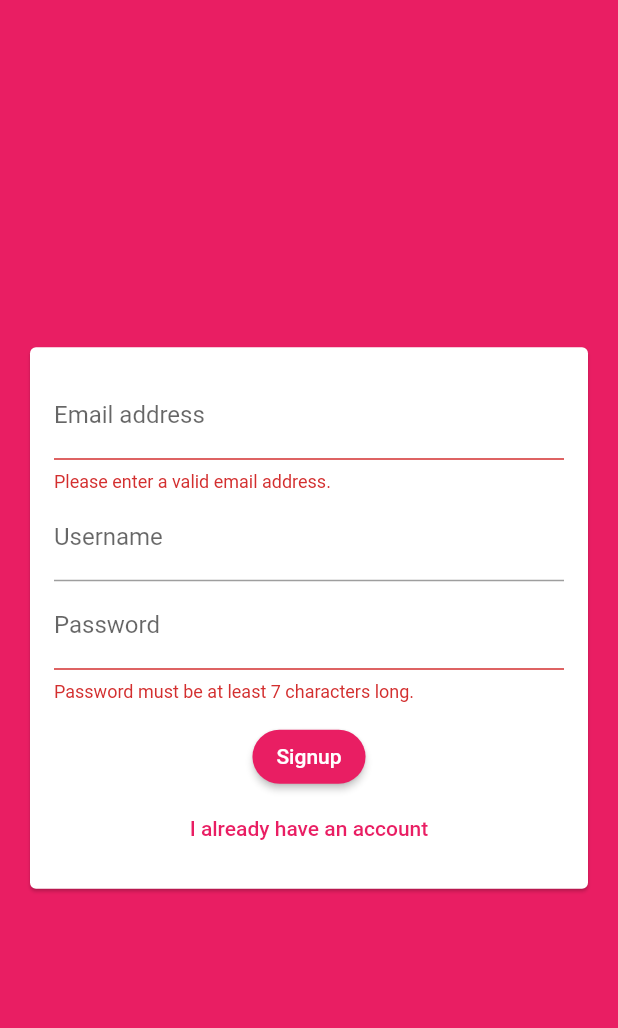
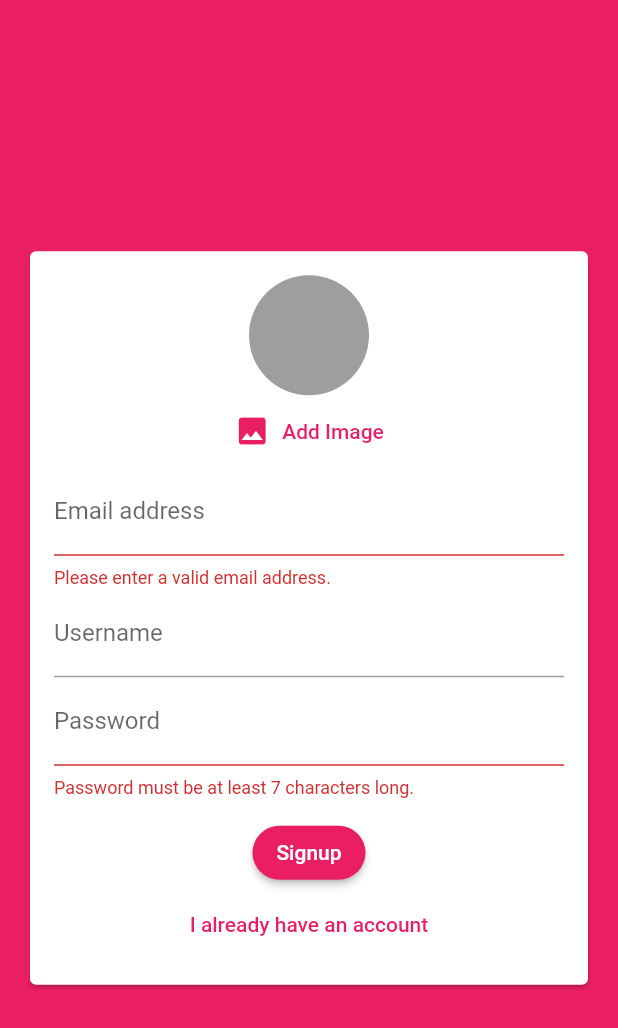
Before and after one commit to realryankim/flutter-chatting-app, a Flutter app: the screen it shows after launch, after a tap on "Login", after a tap on "Create new account", on a phone screen of 412 x 824 dp. Shown: the top 1028 px of the screen. Run offline on Flutter 3.47's test engine with Material 2 defaults, Android fonts, the phone set to English and light mode, and no system bars; our stand-ins replace cloud_firestore, firebase_auth, firebase_core, get, image_picker; accounts and stored records are empty.

Commit message:
add image_picker

```diff
--- a/lib/src/bindings/binding.dart
+++ b/lib/src/bindings/binding.dart
@@ -1,5 +1,6 @@
 import 'package:flutter_chatting_app/src/controllers/auth_controller.dart';
 import 'package:flutter_chatting_app/src/controllers/chat_controller.dart';
+import 'package:flutter_chatting_app/src/controllers/image_picker_controller.dart';
 import 'package:get/get.dart';
 
 class Binding implements Bindings {
@@ -7,5 +8,6 @@ class Binding implements Bindings {
   void dependencies() {
     Get.lazyPut(() => AuthController());
     Get.lazyPut(() => ChatController());
+    Get.lazyPut(() => ImagePickerController());
   }
 }
--- /dev/null
+++ b/lib/src/controllers/image_picker_controller.dart
@@ -0,0 +1,25 @@
+import 'dart:io';
+import 'package:get/get.dart';
+import 'package:image_picker/image_picker.dart';
+
+class ImagePickerController extends GetxController {
+  File? pickedImageFile;
+
+  @override
+  void onInit() {
+    super.onInit();
+  }
+
+  void _pickImage() async {
+    final picker = ImagePicker();
+    // final pickedImage = await picker.pickImage(source: ImageSource.gallery);
+    final pickedImage = await picker.pickImage(source: ImageSource.camera);
+    if (pickImage != null) {
+      pickedImageFile = File(pickedImage!.path);
+    }
+
+    update();
+  }
+
+  void Function() get pickImage => _pickImage;
+}
--- a/lib/src/widgets/auth/auth_form.dart
+++ b/lib/src/widgets/auth/auth_form.dart
@@ -1,5 +1,6 @@
 import 'package:flutter/material.dart';
 import 'package:flutter_chatting_app/src/controllers/auth_controller.dart';
+import 'package:flutter_chatting_app/src/widgets/pickers/user_image.picker.dart';
 
 import 'package:get/get.dart';
 
@@ -20,6 +21,7 @@ class AuthForm extends GetView<AuthController> {
                 () => Column(
                   mainAxisSize: MainAxisSize.min,
                   children: [
+                    if (!controller.isLogin.value) UserImagePicker(),
                     TextFormField(
                       key: ValueKey('email'),
                       validator: (value) {
--- /dev/null
+++ b/lib/src/widgets/pickers/user_image.picker.dart
@@ -0,0 +1,29 @@
+import 'dart:io';
+import 'package:flutter/material.dart';
+import 'package:flutter_chatting_app/src/controllers/image_picker_controller.dart';
+import 'package:get/get.dart';
+
+class UserImagePicker extends GetView<ImagePickerController> {
+  UserImagePicker({Key? key}) : super(key: key);
+
+  @override
+  Widget build(BuildContext context) {
+    return Column(
+      children: [
+        CircleAvatar(
+          radius: 40,
+          backgroundColor: Colors.grey,
+          // issue: 이미지를 찍고, 코드를 저장해야 이미지가 보임
+          backgroundImage: controller.pickedImageFile != null
+              ? FileImage(controller.pickedImageFile as File)
+              : null,
+        ),
+        TextButton.icon(
+          onPressed: controller.pickImage,
+          icon: Icon(Icons.image),
+          label: Text('Add Image'),
+        ),
+      ],
+    );
+  }
+}
--- a/pubspec.yaml
+++ b/pubspec.yaml
@@ -38,7 +38,7 @@ dependencies:
   cloud_firestore: ^2.5.3
   firebase_core: ^1.7.0
   firebase_auth: ^3.1.3
-
+  image_picker: ^0.8.4+3
 
 dev_dependencies:
   flutter_test:
```
Also changed, not shown: pubspec.lock, 1 other file.
